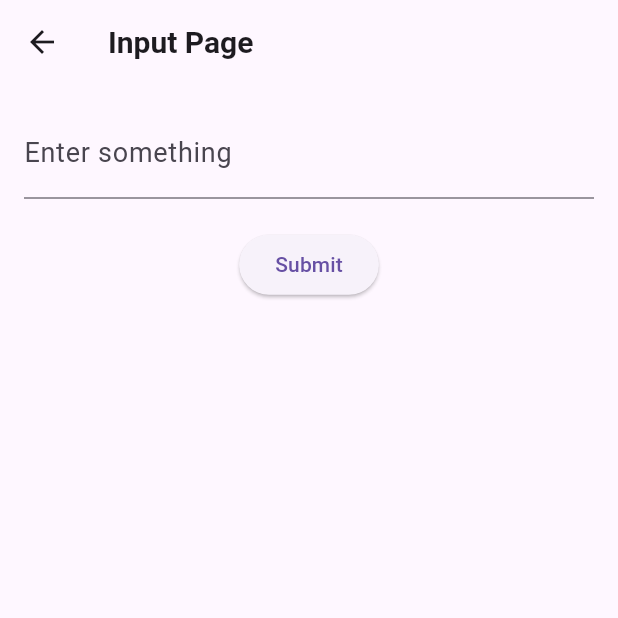
After one commit to Nantarachma/FlutterProject, a Flutter app: the screen it shows after launch, after a tap on "Go to Input Page", on a phone screen of 412 x 824 dp, the top half of it. The commit adds this screen. Run offline on Flutter 3.47's test engine with Material 3 defaults, Android fonts, the light colour scheme and no system bars.

Commit message:
first update

```diff
--- a/flutterproject/lib/main.dart
+++ b/flutterproject/lib/main.dart
@@ -1,4 +1,8 @@
 import 'package:flutter/material.dart';
+import 'utils/theme.dart';
+import 'screens/home_page.dart';
+import 'screens/input_page.dart';
+import 'screens/second_page.dart';
 
 void main() {
   runApp(const MyApp());
@@ -11,12 +15,11 @@ class MyApp extends StatelessWidget {
   Widget build(BuildContext context) {
     return MaterialApp(
       title: 'Flutter Demo',
-      theme: ThemeData(
-        primarySwatch: Colors.blue,
-      ),
+      theme: appTheme,
       home: const HomePage(),
       routes: {
         '/second': (context) => const SecondPage(),
+        '/input': (context) => const InputPage(),
       },
     );
   }
--- a/flutterproject/lib/screens/counter_screen.dart
+++ b/flutterproject/lib/screens/counter_screen.dart
@@ -1,3 +1,5 @@
+import 'package:flutter/material.dart';
+
 class CounterScreen extends StatefulWidget {
   const CounterScreen({Key? key}) : super(key: key);
 
--- a/flutterproject/lib/screens/home_page.dart
+++ b/flutterproject/lib/screens/home_page.dart
@@ -1,3 +1,6 @@
+import 'package:flutter/material.dart';
+import '../widgets/responsive_layout.dart';
+
 class HomePage extends StatelessWidget {
   const HomePage({Key? key}) : super(key: key);
 
@@ -5,12 +8,44 @@ class HomePage extends StatelessWidget {
   Widget build(BuildContext context) {
     return Scaffold(
       appBar: AppBar(title: const Text('Home')),
-      body: Center(
-        child: ElevatedButton(
-          onPressed: () {
-            Navigator.pushNamed(context, '/second');
-          },
-          child: const Text('Go to Second Page'),
+      body: ResponsiveLayout(
+        wide: Center(
+          child: Column(
+            mainAxisAlignment: MainAxisAlignment.center,
+            children: [
+              ElevatedButton(
+                onPressed: () {
+                  Navigator.pushNamed(context, '/second');
+                },
+                child: const Text('Go to Second Page'),
+              ),
+              ElevatedButton(
+                onPressed: () {
+                  Navigator.pushNamed(context, '/input');
+                },
+                child: const Text('Go to Input Page'),
+              ),
+            ],
+          ),
+        ),
+        narrow: Center(
+          child: Column(
+            mainAxisAlignment: MainAxisAlignment.center,
+            children: [
+              ElevatedButton(
+                onPressed: () {
+                  Navigator.pushNamed(context, '/second');
+                },
+                child: const Text('Go to Second Page'),
+              ),
+              ElevatedButton(
+                onPressed: () {
+                  Navigator.pushNamed(context, '/input');
+                },
+                child: const Text('Go to Input Page'),
+              ),
+            ],
+          ),
         ),
       ),
     );
--- /dev/null
+++ b/flutterproject/lib/screens/input_page.dart
@@ -0,0 +1,37 @@
+import 'package:flutter/material.dart';
+
+class InputPage extends StatefulWidget {
+  const InputPage({Key? key}) : super(key: key);
+
+  @override
+  _InputPageState createState() => _InputPageState();
+}
+
+class _InputPageState extends State<InputPage> {
+  final TextEditingController _controller = TextEditingController();
+
+  @override
+  Widget build(BuildContext context) {
+    return Scaffold(
+      appBar: AppBar(title: const Text('Input Page')),
+      body: Padding(
+        padding: const EdgeInsets.all(16.0),
+        child: Column(
+          children: [
+            TextField(
+              controller: _controller,
+              decoration: const InputDecoration(labelText: 'Enter something'),
+            ),
+            const SizedBox(height: 20),
+            ElevatedButton(
+              onPressed: () {
+                // Handle input submission
+              },
+              child: const Text('Submit'),
+            ),
+          ],
+        ),
+      ),
+    );
+  }
+}
--- /dev/null
+++ b/flutterproject/lib/utils/theme.dart
@@ -0,0 +1,14 @@
+import 'package:flutter/material.dart';
+
+final ThemeData appTheme = ThemeData(
+  primarySwatch: Colors.blue,
+  textTheme: const TextTheme(
+    bodyLarge: TextStyle(fontSize: 18, color: Colors.black),
+    bodyMedium: TextStyle(fontSize: 16, color: Colors.black54),
+    titleLarge: TextStyle(fontSize: 20, fontWeight: FontWeight.bold),
+  ),
+  buttonTheme: const ButtonThemeData(
+    buttonColor: Colors.blue,
+    textTheme: ButtonTextTheme.primary,
+  ),
+);
```
Also changed, not shown: flutterproject/lib/screens/second_page.dart (added, +27 -0 lines), flutterproject/lib/widgets/custom_card.dart (+15 -5 lines), flutterproject/lib/widgets/responsive_layout.dart (+12 -3 lines), flutterproject/lib/utils/constants.dart (added).
